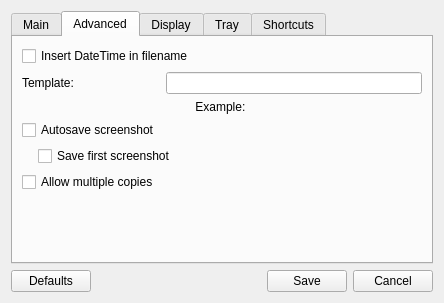
Before: the Qt Designer form src/ui/configwidget.ui in lxqt/screengrab, drawn with Qt 5.
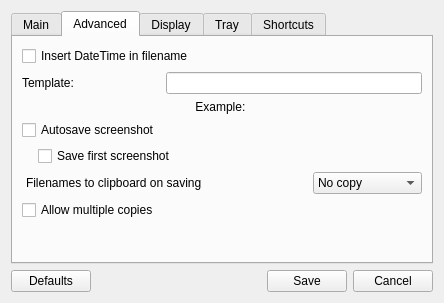
After: the same form once the commit is applied. The open tabs and pages were chosen to show the change. Custom widgets are drawn as their Qt base class.

```diff
--- a/src/ui/configwidget.ui
+++ b/src/ui/configwidget.ui
@@ -271,6 +271,45 @@
          </item>
         </layout>
        </item>
+       <item>
+        <layout class="QHBoxLayout" name="horizontalLayout_11">
+         <property name="leftMargin">
+          <number>4</number>
+         </property>
+         <item>
+          <widget class="QLabel" name="labCopyFileName">
+           <property name="text">
+            <string>Filenames to clipboard on saving</string>
+           </property>
+          </widget>
+         </item>
+         <item>
+          <widget class="QComboBox" name="cbxCopyFileName">
+           <property name="sizePolicy">
+            <sizepolicy hsizetype="Fixed" vsizetype="Fixed">
+             <horstretch>0</horstretch>
+             <verstretch>0</verstretch>
+            </sizepolicy>
+           </property>
+           <item>
+            <property name="text">
+             <string>No copy</string>
+            </property>
+           </item>
+           <item>
+            <property name="text">
+             <string>Only filename</string>
+            </property>
+           </item>
+           <item>
+            <property name="text">
+             <string>Full path to file</string>
+            </property>
+           </item>
+          </widget>
+         </item>
+        </layout>
+       </item>
        <item>
         <widget class="QCheckBox" name="checkAllowCopies">
          <property name="toolTip">
```
Left out of the diff: 2 changed lines with no effect on the pictures.
